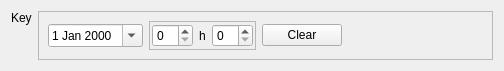
Old version of the form resources/item_datetime.ui in the repository lesca-research/piccel.
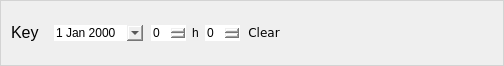
New version of the form.

Commit message: Improve app style

The edit to the form file:
```diff
--- a/resources/item_datetime.ui
+++ b/resources/item_datetime.ui
@@ -10,12 +10,52 @@
     <height>66</height>
    </rect>
   </property>
+  <property name="font">
+   <font>
+    <family>Verdana</family>
+   </font>
+  </property>
   <property name="windowTitle">
    <string>Form</string>
   </property>
-  <layout class="QFormLayout" name="formLayout">
-   <item row="0" column="1">
+  <property name="styleSheet">
+   <string notr="true">border-bottom-left-radius: 0px;
+ border-bottom-right-radius: 0px;
+ border-width: 1px;
+ border-style: solid;
+border-color: lightgray;</string>
+  </property>
+  <layout class="QHBoxLayout" name="horizontalLayout_3">
+   <item>
+    <widget class="QLabel" name="label_key">
+     <property name="sizePolicy">
+      <sizepolicy hsizetype="Preferred" vsizetype="Fixed">
+       <horstretch>0</horstretch>
+       <verstretch>0</verstretch>
+      </sizepolicy>
+     </property>
+     <property name="font">
+      <font>
+       <pointsize>12</pointsize>
+      </font>
+     </property>
+     <property name="styleSheet">
+      <string notr="true">border-style: none;</string>
+     </property>
+     <property name="text">
+      <string>Key</string>
+     </property>
+    </widget>
+   </item>
+   <item>
     <widget class="QFrame" name="datetime_frame">
+     <property name="styleSheet">
+      <string notr="true">border-bottom-left-radius: 0px;
+ border-bottom-right-radius: 0px;
+ border-width: 1px;
+ border-style: none;
+border-color: lightgray;</string>
+     </property>
      <property name="frameShape">
       <enum>QFrame::StyledPanel</enum>
      </property>
@@ -101,6 +141,11 @@
       </item>
       <item>
        <widget class="QPushButton" name="button_clear">
+        <property name="font">
+         <font>
+          <family>Verdana</family>
+         </font>
+        </property>
         <property name="text">
          <string>Clear</string>
         </property>
@@ -122,19 +167,6 @@
      </layout>
     </widget>
    </item>
-   <item row="0" column="0">
-    <widget class="QLabel" name="label_key">
-     <property name="sizePolicy">
-      <sizepolicy hsizetype="Preferred" vsizetype="Fixed">
-       <horstretch>0</horstretch>
-       <verstretch>0</verstretch>
-      </sizepolicy>
-     </property>
-     <property name="text">
-      <string>Key</string>
-     </property>
-    </widget>
-   </item>
   </layout>
  </widget>
  <resources/>
```
The commit also changes 12 other files.
